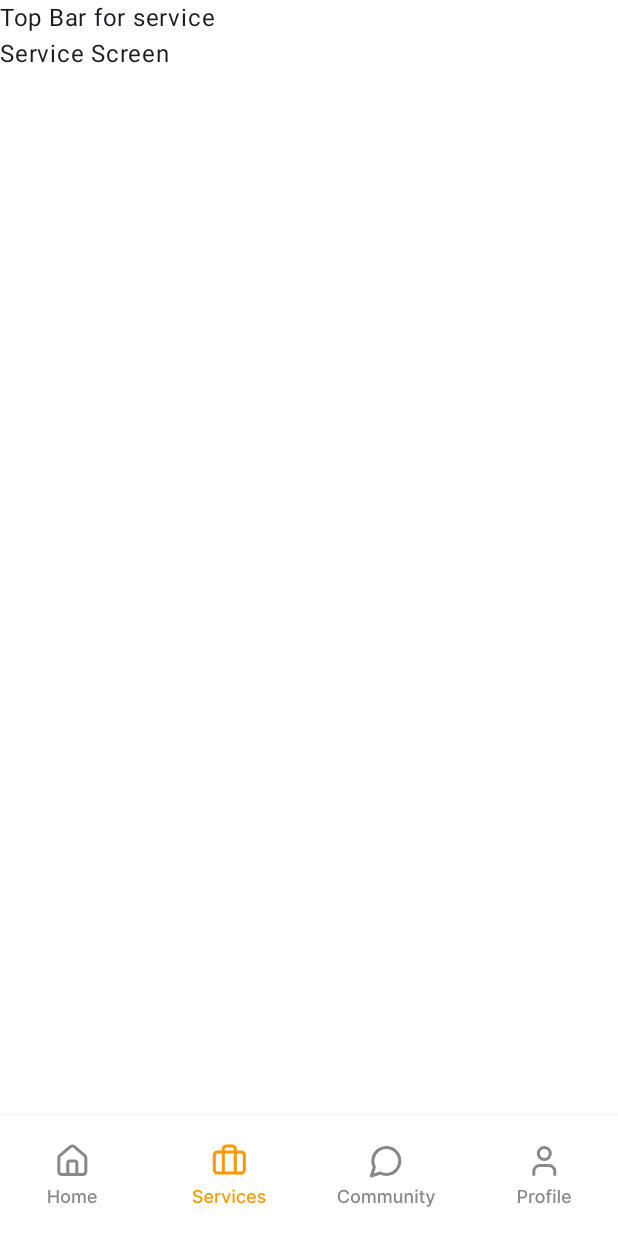
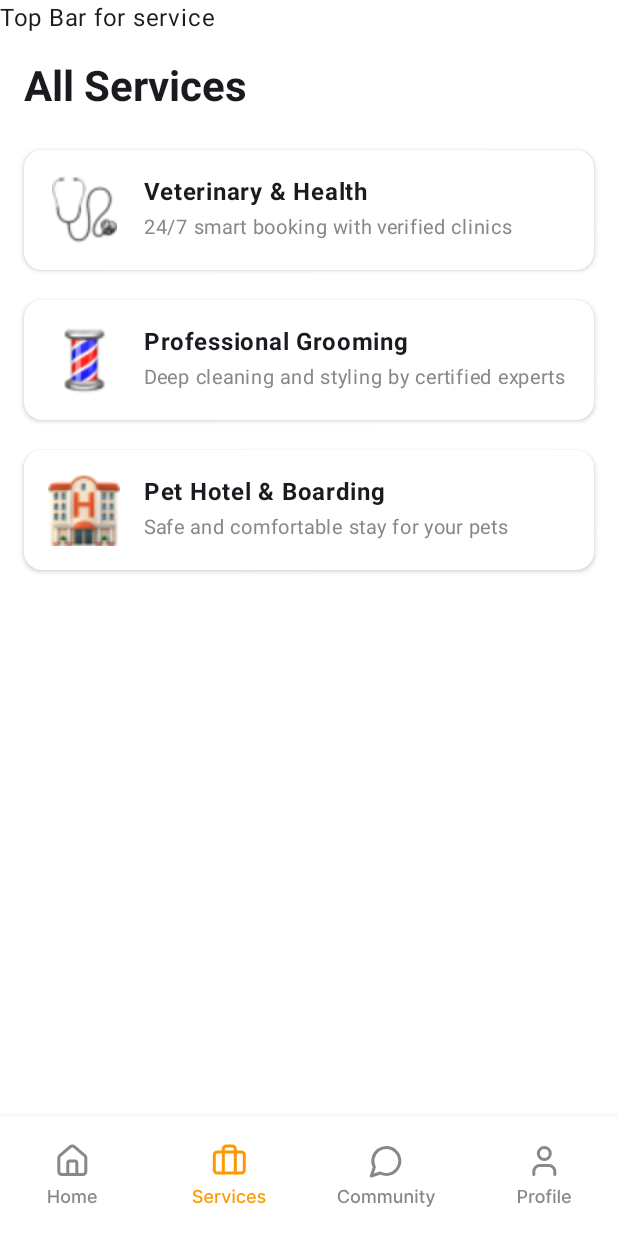
Before and after one commit to QuangD300504/CarPet, an Android app built with Jetpack Compose: the MainScreen screen opened through its navigation route, item 2 of the bottom bar chosen, on a phone screen of 412 x 824 dp. Run offline under Robolectric (Android 15) with nearby library versions, the light colour scheme and no system bars.

Commit message:
feats/service screen and some data
- fake data model and mock data for testing
- refactor home screen to get data real (not hardcode anymore)
- refactor component serviceCard, RecommendService, HomeViewModel, MainScreen for navigate to ServiceScreen

```diff
--- /dev/null
+++ b/app/src/main/kotlin/com/example/carpet/domain/models/ServiceCategory.kt
@@ -0,0 +1,12 @@
+package com.example.carpet.domain.models
+
+/**
+ * Representing a major service category on the main Service Screen.
+ * Based on the Pitchdeck's 3-in-1 solution.
+ */
+data class ServiceCategory(
+    val id: String,
+    val title: String,
+    val shortDescription: String,
+    val iconRes: Int
+)
--- /dev/null
+++ b/app/src/main/kotlin/com/example/carpet/domain/repository/MockServiceRepository.kt
@@ -0,0 +1,30 @@
+package com.example.carpet.data.repository
+
+import com.example.carpet.R
+import com.example.carpet.domain.models.ServiceCategory
+import com.example.carpet.domain.repository.ServiceRepository
+
+class MockServiceRepository : ServiceRepository {
+    override fun getCategories(): List<ServiceCategory> {
+        return listOf(
+            ServiceCategory(
+                id = "cat_vet",
+                title = "Veterinary & Health",
+                shortDescription = "24/7 smart booking with verified clinics",
+                iconRes = R.drawable.checkup
+            ),
+            ServiceCategory(
+                id = "cat_spa",
+                title = "Professional Grooming",
+                shortDescription = "Deep cleaning and styling by certified experts",
+                iconRes = R.drawable.groom
+            ),
+            ServiceCategory(
+                id = "cat_hotel",
+                title = "Pet Hotel & Boarding",
+                shortDescription = "Safe and comfortable stay for your pets",
+                iconRes = R.drawable.hotel
+            )
+        )
+    }
+}
--- /dev/null
+++ b/app/src/main/kotlin/com/example/carpet/domain/repository/ServiceRepository.kt
@@ -0,0 +1,10 @@
+package com.example.carpet.domain.repository
+
+import com.example.carpet.domain.models.ServiceCategory
+
+interface ServiceRepository {
+    /**
+     * Get the list of main categories to display on ServiceScreen.
+     */
+    fun getCategories(): List<ServiceCategory>
+}
--- a/app/src/main/kotlin/com/example/carpet/presentation/components/RecommendedServices.kt
+++ b/app/src/main/kotlin/com/example/carpet/presentation/components/RecommendedServices.kt
@@ -17,9 +17,12 @@ import androidx.compose.ui.tooling.preview.Preview
 import androidx.compose.ui.unit.dp
 import androidx.compose.ui.unit.sp
 import com.example.carpet.R
+import com.example.carpet.domain.models.ServiceCategory
 
 @Composable
 fun RecommendedServices(
+    categories: List<ServiceCategory>,
+    onCategoryClick: (ServiceCategory) -> Unit,
     onSeeAllClick: () -> Unit = {}
 ) {
     Column(modifier = Modifier.padding(16.dp)) {
@@ -43,34 +46,25 @@ fun RecommendedServices(
 
         Spacer(modifier = Modifier.height(16.dp))
 
-        Row(horizontalArrangement = Arrangement.spacedBy(12.dp)) {
-            ServiceCard(
-                iconRes = R.drawable.checkup,
-                title = "Vet Checkup",
-                modifier = Modifier.weight(1f))
-            ServiceCard(
-                iconRes = R.drawable.hotel,
-                title = "Pet Hotel",
-                modifier = Modifier.weight(1f))
-        }
+        val rows = categories.chunked(2)
 
-        Spacer(modifier = Modifier.height(12.dp))
-
-        Row(horizontalArrangement = Arrangement.spacedBy(12.dp)) {
-            ServiceCard(
-                iconRes = R.drawable.groom,
-                title = "Grooming",
-                modifier = Modifier.weight(1f))
-            ServiceCard(
-                iconRes = R.drawable.pawns,
-                title = "Adoption",
-                modifier = Modifier.weight(1f))
+        rows.forEach { rowItems ->
+            Row(
+                modifier = Modifier.fillMaxWidth(),
+                horizontalArrangement = Arrangement.spacedBy(12.dp)
+            ) {
+                rowItems.forEach { item ->
+                    ServiceCard(
+                        category = item,
+                        modifier = Modifier.weight(1f),
+                        onClick = { onCategoryClick(item) }
+                    )
+                }
+                if (rowItems.size < 2) {
+                    Spacer(modifier = Modifier.weight(1f))
+                }
+            }
+            Spacer(modifier = Modifier.height(12.dp))
         }
     }
 }
-
-@Preview(showBackground = true, backgroundColor = 0xFFFFFFFF)
-@Composable
-fun RecommendedServicesPreview(){
-    RecommendedServices()
-}
--- a/app/src/main/kotlin/com/example/carpet/presentation/components/ServiceCard.kt
+++ b/app/src/main/kotlin/com/example/carpet/presentation/components/ServiceCard.kt
@@ -2,6 +2,7 @@ package com.example.carpet.presentation.components
 
 import androidx.compose.foundation.BorderStroke
 import androidx.compose.foundation.Image
+import androidx.compose.foundation.clickable
 import androidx.compose.foundation.layout.Arrangement
 import androidx.compose.foundation.layout.Column
 import androidx.compose.foundation.layout.Spacer
@@ -22,15 +23,16 @@ import androidx.compose.ui.text.font.FontWeight
 import androidx.compose.ui.tooling.preview.Preview
 import androidx.compose.ui.unit.dp
 import androidx.compose.ui.unit.sp
+import com.example.carpet.domain.models.ServiceCategory
 
 @Composable
 fun ServiceCard(
-    title: String,
-    iconRes: Int,
-    modifier: Modifier = Modifier
+    category: ServiceCategory,
+    modifier: Modifier = Modifier,
+    onClick: () -> Unit = {}
 ) {
     Card(
-        modifier = modifier.height(110.dp),
+        modifier = modifier.height(110.dp).clickable { onClick() },
         shape = RoundedCornerShape(16.dp),
         colors = CardDefaults.cardColors(
             containerColor = Color.White
@@ -46,15 +48,15 @@ fun ServiceCard(
             horizontalAlignment = Alignment.Start
         ) {
             Image(
-                painter = painterResource(iconRes),
-                contentDescription = title,
+                painter = painterResource(category.iconRes),
+                contentDescription = category.title,
                 modifier = Modifier.size(42.dp)
             )
 
             Spacer(modifier = Modifier.height(8.dp))
 
             Text(
-                text = title,
+                text = category.title,
                 fontWeight = FontWeight.Bold,
                 fontSize = 15.sp,
                 color = Color.Black
@@ -62,12 +64,3 @@ fun ServiceCard(
         }
     }
 }
-
-@Preview(showBackground = true, backgroundColor = 0xFFFFFFFF)
-@Composable
-fun ServiceCardPreview() {
-    ServiceCard(
-        title = "Vet Checkup",
-        iconRes = android.R.drawable.ic_dialog_info,
-    )
-}
--- /dev/null
+++ b/app/src/main/kotlin/com/example/carpet/presentation/components/ServiceCategoryCard.kt
@@ -0,0 +1,68 @@
+package com.example.carpet.presentation.components
+
+import androidx.compose.foundation.Image
+import androidx.compose.foundation.layout.*
+import androidx.compose.foundation.shape.RoundedCornerShape
+import androidx.compose.material3.*
+import androidx.compose.runtime.Composable
+import androidx.compose.ui.Alignment
+import androidx.compose.ui.Modifier
+import androidx.compose.ui.graphics.Color
+import androidx.compose.ui.res.painterResource
+import androidx.compose.ui.text.font.FontWeight
+import androidx.compose.ui.tooling.preview.Preview
+import androidx.compose.ui.unit.dp
+import androidx.compose.ui.unit.sp
+import com.example.carpet.domain.models.ServiceCategory
+
+@OptIn(ExperimentalMaterial3Api::class)
+@Composable
+fun ServiceCategoryCard(
+    category: ServiceCategory,
+    onClick: () -> Unit
+) {
+    Card(
+        onClick = onClick,
+        modifier = Modifier
+            .fillMaxWidth()
+            .padding(vertical = 8.dp),
+        shape = RoundedCornerShape(12.dp),
+        colors = CardDefaults.cardColors(containerColor = Color.White),
+        elevation = CardDefaults.cardElevation(2.dp)
+    ) {
+        Row(
+            modifier = Modifier
+                .padding(16.dp)
+                .fillMaxWidth(),
+            verticalAlignment = Alignment.CenterVertically
+        ) {
+            Image(
+                painter = painterResource(category.iconRes),
+                contentDescription = null,
+                modifier = Modifier.size(48.dp)
+            )
+            Spacer(modifier = Modifier.width(16.dp))
+            Column {
+                Text(
+                    text = category.title,
+                    fontWeight = FontWeight.Bold,
+                    fontSize = 16.sp
+                )
+                Text(
+                    text = category.shortDescription,
+                    fontSize = 13.sp,
+                    color = Color.Gray
+                )
+            }
+        }
+    }
+}
+
+@Preview(showBackground = true)
+@Composable
+fun ServiceCategoryCardPreview() {
+    ServiceCategoryCard(
+        category = ServiceCategory("1", "Veterinary", "24/7 smart booking", com.example.carpet.R.drawable.checkup),
+        onClick = {}
+    )
+}
--- a/app/src/main/kotlin/com/example/carpet/presentation/screens/HomeScreen.kt
+++ b/app/src/main/kotlin/com/example/carpet/presentation/screens/HomeScreen.kt
@@ -4,17 +4,41 @@ import androidx.compose.foundation.layout.PaddingValues
 import androidx.compose.foundation.layout.fillMaxSize
 import androidx.compose.foundation.lazy.LazyColumn
 import androidx.compose.runtime.Composable
+import androidx.compose.runtime.collectAsState
+import androidx.compose.runtime.getValue
 import androidx.compose.ui.Modifier
 import androidx.compose.ui.tooling.preview.Preview
 import androidx.compose.ui.unit.dp
+import com.example.carpet.domain.models.ServiceCategory
 import com.example.carpet.presentation.components.AppointmentCard
 import com.example.carpet.presentation.components.FeaturedBanner
 import com.example.carpet.presentation.components.RecommendedServices
 import com.example.carpet.presentation.viewmodels.HomeUiState
+import com.example.carpet.presentation.viewmodels.HomeViewModel
+
+@Composable
+fun HomeScreen(
+    viewModel: HomeViewModel,
+    onSeeAllClick: () -> Unit,
+    onCategoryClick: (ServiceCategory) -> Unit
+) {
+    // Collect các State từ ViewModel
+    val uiState by viewModel.uiState.collectAsState()
+    val categories by viewModel.categories.collectAsState()
+
+    HomeScreenContent(
+        uiState = uiState,
+        categories = categories,
+        onCategoryClick = onCategoryClick,
+        onSeeAllClick = onSeeAllClick
+    )
+}
 
 @Composable
 fun HomeScreenContent(
     uiState: HomeUiState,
+    categories: List<ServiceCategory>,
+    onCategoryClick: (ServiceCategory) -> Unit,
     modifier: Modifier = Modifier,
     onSeeAllClick: () -> Unit = {}
 ) {
@@ -24,12 +48,12 @@ fun HomeScreenContent(
     ) {
         item { FeaturedBanner() }
         item { AppointmentCard() }
-        item { RecommendedServices(onSeeAllClick = onSeeAllClick) }
+        item {
+            RecommendedServices(
+                categories = categories,
+                onCategoryClick = onCategoryClick,
+                onSeeAllClick = onSeeAllClick
+            )
+        }
     }
 }
-
-@Preview(showBackground = true, showSystemUi = true)
-@Composable
-fun HomeScreenPreview() {
-    HomeScreenContent(uiState = HomeUiState())
-}
--- a/app/src/main/kotlin/com/example/carpet/presentation/screens/MainScreen.kt
+++ b/app/src/main/kotlin/com/example/carpet/presentation/screens/MainScreen.kt
@@ -18,10 +18,16 @@ import com.example.carpet.presentation.components.CarPetBottomBar
 import com.example.carpet.presentation.components.topbars.HomeTopBar
 import com.example.carpet.presentation.navigation.Routes
 import com.example.carpet.presentation.viewmodels.HomeViewModel
+import com.example.carpet.presentation.viewmodels.HomeViewModelFactory
 
 @Composable
-fun MainScreen(homeViewModel: HomeViewModel = viewModel()) {
+fun MainScreen() {
     val bottomNavController = rememberNavController()
+    val repository = com.example.carpet.data.repository.MockServiceRepository()
+    val homeViewModel: HomeViewModel = viewModel(
+        factory = HomeViewModelFactory(repository)
+    )
+    val categories by homeViewModel.categories.collectAsState()
     val navBackStackEntry by bottomNavController.currentBackStackEntryAsState()
     val currentRoute = navBackStackEntry?.destination?.route
     val homeUiState by homeViewModel.uiState.collectAsState()
@@ -46,15 +52,24 @@ fun MainScreen(homeViewModel: HomeViewModel = viewModel()) {
             modifier = Modifier.padding(innerPadding)
         ) {
             composable(Routes.Home.route) {
-                HomeScreenContent(
-                    uiState = homeUiState,
+                HomeScreen(
+                    viewModel = homeViewModel,
                     onSeeAllClick = {
                         bottomNavController.navigate(Routes.Service.route)
+                    },
+                    onCategoryClick = { category ->
+                        println("Clicked: ${category.title}")
                     }
                 )
             }
+
             composable(Routes.Service.route) {
-                Text(text = "Service Screen")
+                ServiceScreen(
+                    categories = categories,
+                    onCategoryClick = { categoryId ->
+                        println("Navigate to detail of: $categoryId")
+                    }
+                )
             }
             composable(Routes.Community.route) {
                 Text(text = "Community Screen")
@@ -65,8 +80,3 @@ fun MainScreen(homeViewModel: HomeViewModel = viewModel()) {
         }
     }
 }
-@Preview
-@Composable
-fun MainScreenPreview() {
-    MainScreen()
-}
--- /dev/null
+++ b/app/src/main/kotlin/com/example/carpet/presentation/screens/ServiceScreen.kt
@@ -0,0 +1,47 @@
+package com.example.carpet.presentation.screens
+
+import androidx.compose.foundation.layout.Arrangement
+import androidx.compose.foundation.layout.Column
+import androidx.compose.foundation.layout.fillMaxSize
+import androidx.compose.foundation.layout.padding
+import androidx.compose.foundation.lazy.LazyColumn
+import androidx.compose.foundation.lazy.items
+import androidx.compose.material3.MaterialTheme
+import androidx.compose.material3.Text
+import androidx.compose.runtime.Composable
+import androidx.compose.ui.Modifier
+import androidx.compose.ui.text.font.FontWeight
+import androidx.compose.ui.unit.dp
+import com.example.carpet.domain.models.ServiceCategory
+import com.example.carpet.presentation.components.ServiceCategoryCard
+
+@Composable
+fun ServiceScreen(
+    categories: List<ServiceCategory>, // Dữ liệu lấy từ ViewModel/Repository
+    onCategoryClick: (String) -> Unit
+) {
+    Column(
+        modifier = Modifier
+            .fillMaxSize()
+            .padding(16.dp)
+    ) {
+        Text(
+            text = "All Services",
+            style = MaterialTheme.typography.headlineMedium,
+            fontWeight = FontWeight.Bold,
+            modifier = Modifier.padding(bottom = 16.dp)
+        )
+
+        LazyColumn(
+            modifier = Modifier.fillMaxSize(),
+            verticalArrangement = Arrangement.spacedBy(4.dp)
+        ) {
+            items(categories) { category ->
+                ServiceCategoryCard(
+                    category = category,
+                    onClick = { onCategoryClick(category.id) }
+                )
+            }
+        }
+    }
+}
--- a/app/src/main/kotlin/com/example/carpet/presentation/viewmodels/HomeViewModel.kt
+++ b/app/src/main/kotlin/com/example/carpet/presentation/viewmodels/HomeViewModel.kt
@@ -1,10 +1,30 @@
 package com.example.carpet.presentation.viewmodels
 
 import androidx.lifecycle.ViewModel
+import androidx.lifecycle.ViewModelProvider
+import com.example.carpet.domain.models.ServiceCategory
+import com.example.carpet.domain.repository.ServiceRepository
 import kotlinx.coroutines.flow.MutableStateFlow
 import kotlinx.coroutines.flow.StateFlow
 
-class HomeViewModel : ViewModel() {
+class HomeViewModel(private val repository: ServiceRepository) : ViewModel() {
     private val _uiState = MutableStateFlow(HomeUiState())
     val uiState: StateFlow<HomeUiState> = _uiState
+
+    private val _categories = MutableStateFlow<List<ServiceCategory>>(emptyList())
+    val categories: StateFlow<List<ServiceCategory>> = _categories
+
+    init {
+        _categories.value = repository.getCategories()
+    }
 }
+
+class HomeViewModelFactory(private val repository: ServiceRepository) : ViewModelProvider.Factory {
+    override fun <T : ViewModel> create(modelClass: Class<T>): T {
+        if (modelClass.isAssignableFrom(HomeViewModel::class.java)) {
+            @Suppress("UNCHECKED_CAST")
+            return HomeViewModel(repository) as T
+        }
+        throw IllegalArgumentException("Unknown ViewModel class")
+    }
+}
```
